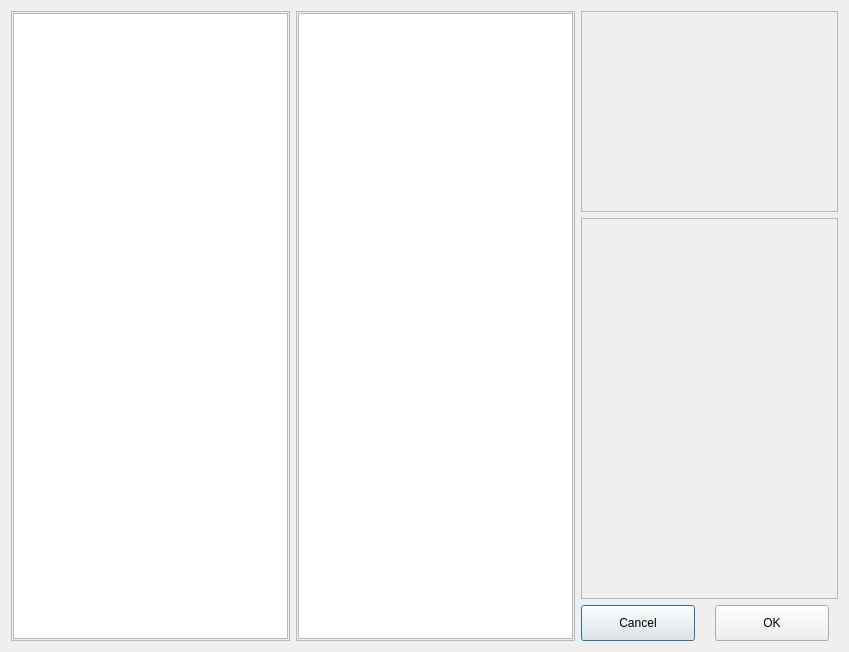
This is GUI/dialog.ui in patelmosam/VeriSim as Qt 5 draws it before an edit. The edited form follows.
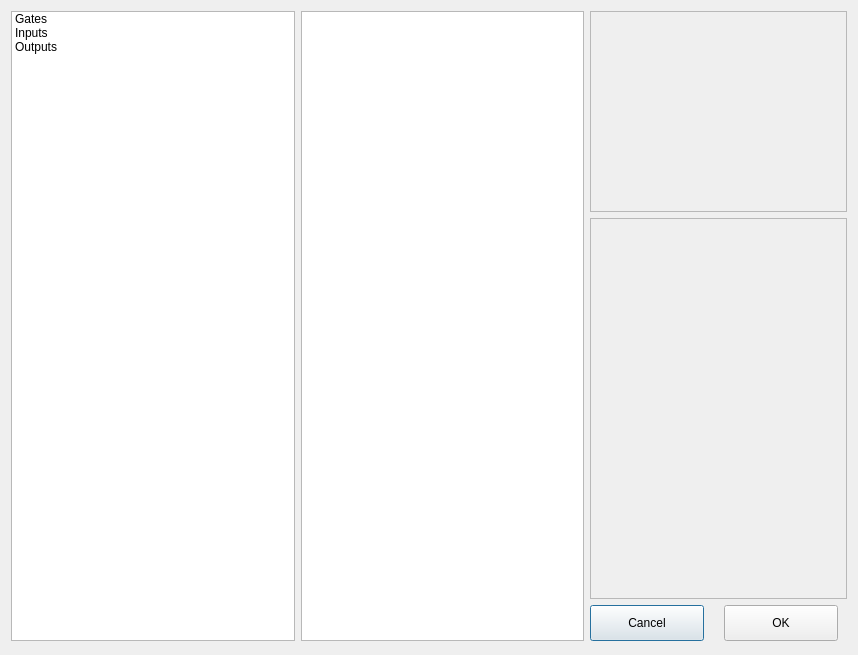
This is the edited form.

The edit to the form file:
```diff
--- a/GUI/dialog.ui
+++ b/GUI/dialog.ui
@@ -6,80 +6,14 @@
    <rect>
     <x>0</x>
     <y>0</y>
-    <width>845</width>
-    <height>648</height>
+    <width>854</width>
+    <height>655</height>
    </rect>
   </property>
   <property name="windowTitle">
    <string>Dialog</string>
   </property>
   <layout class="QGridLayout" name="gridLayout">
-   <item row="0" column="0" rowspan="3">
-    <widget class="QFrame" name="frame_2">
-     <property name="minimumSize">
-      <size>
-       <width>279</width>
-       <height>630</height>
-      </size>
-     </property>
-     <property name="frameShape">
-      <enum>QFrame::StyledPanel</enum>
-     </property>
-     <property name="frameShadow">
-      <enum>QFrame::Raised</enum>
-     </property>
-     <layout class="QGridLayout" name="gridLayout_2">
-      <property name="leftMargin">
-       <number>1</number>
-      </property>
-      <property name="topMargin">
-       <number>1</number>
-      </property>
-      <property name="rightMargin">
-       <number>1</number>
-      </property>
-      <property name="bottomMargin">
-       <number>1</number>
-      </property>
-      <item row="0" column="0">
-       <widget class="QListView" name="listView"/>
-      </item>
-     </layout>
-    </widget>
-   </item>
-   <item row="0" column="1" rowspan="3">
-    <widget class="QFrame" name="frame_3">
-     <property name="minimumSize">
-      <size>
-       <width>279</width>
-       <height>630</height>
-      </size>
-     </property>
-     <property name="frameShape">
-      <enum>QFrame::StyledPanel</enum>
-     </property>
-     <property name="frameShadow">
-      <enum>QFrame::Raised</enum>
-     </property>
-     <layout class="QGridLayout" name="gridLayout_3">
-      <property name="leftMargin">
-       <number>1</number>
-      </property>
-      <property name="topMargin">
-       <number>1</number>
-      </property>
-      <property name="rightMargin">
-       <number>1</number>
-      </property>
-      <property name="bottomMargin">
-       <number>1</number>
-      </property>
-      <item row="0" column="0">
-       <widget class="QListView" name="listView_2"/>
-      </item>
-     </layout>
-    </widget>
-   </item>
    <item row="0" column="2" colspan="2">
     <widget class="QFrame" name="frame">
      <property name="minimumSize">
@@ -113,7 +47,7 @@
      <property name="maximumSize">
       <size>
        <width>257</width>
-       <height>427</height>
+       <height>381</height>
       </size>
      </property>
      <property name="frameShape">
@@ -150,6 +84,41 @@
      </property>
     </widget>
    </item>
+   <item row="0" column="0" rowspan="3">
+    <widget class="QListWidget" name="listWidget">
+     <property name="minimumSize">
+      <size>
+       <width>284</width>
+       <height>630</height>
+      </size>
+     </property>
+     <item>
+      <property name="text">
+       <string>Gates</string>
+      </property>
+     </item>
+     <item>
+      <property name="text">
+       <string>Inputs</string>
+      </property>
+     </item>
+     <item>
+      <property name="text">
+       <string>Outputs</string>
+      </property>
+     </item>
+    </widget>
+   </item>
+   <item row="0" column="1" rowspan="3">
+    <widget class="QListWidget" name="listWidget_2">
+     <property name="minimumSize">
+      <size>
+       <width>283</width>
+       <height>630</height>
+      </size>
+     </property>
+    </widget>
+   </item>
   </layout>
  </widget>
  <resources/>
```
